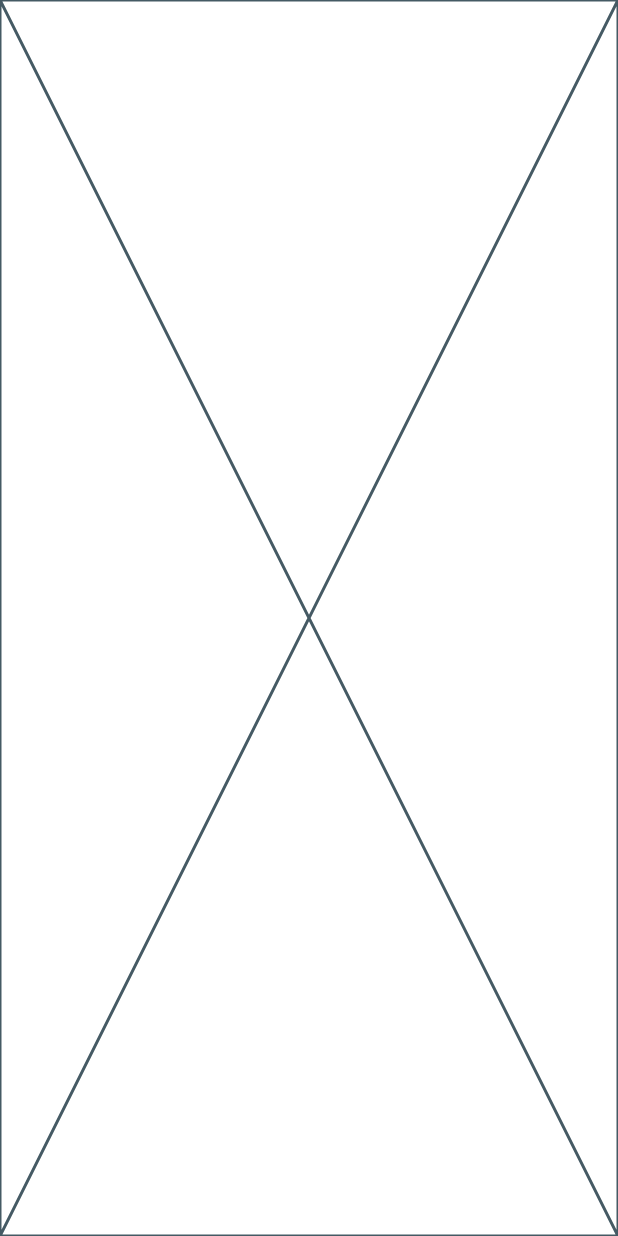
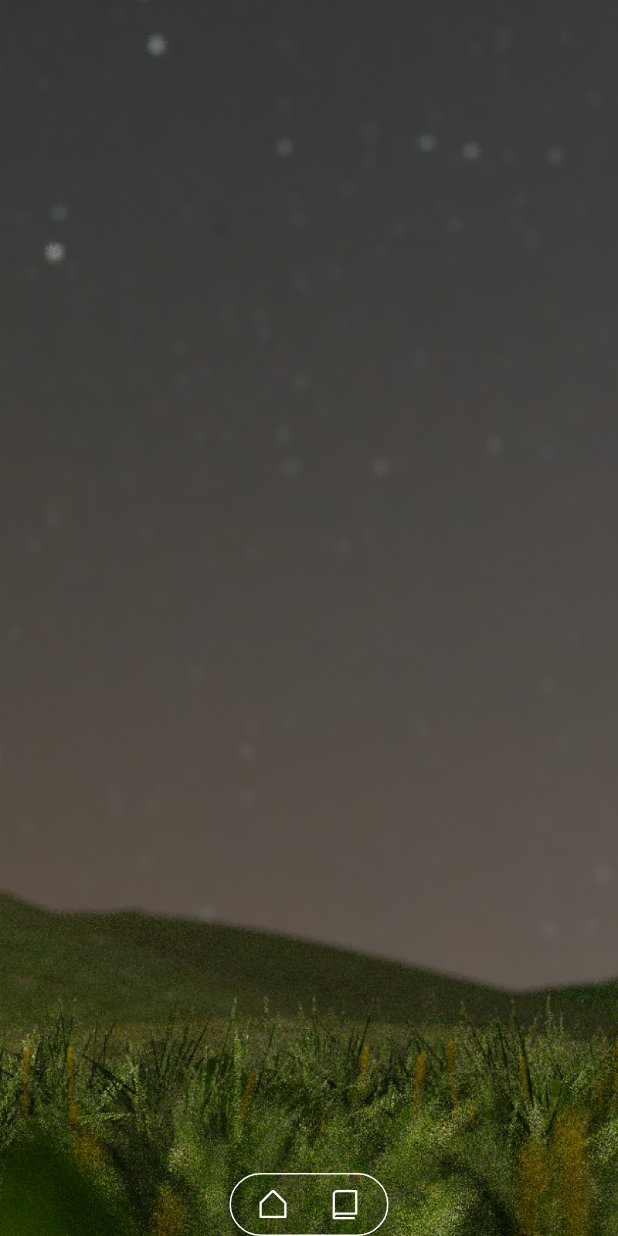
Before and after one commit to Nein-to-Sick/bandi_official, a Flutter app: the screen it shows after launch, on a phone screen of 412 x 824 dp. Run offline on Flutter 3.47's test engine with Material 3 defaults, Android fonts, the phone set to English and light mode, and no system bars; our stand-ins replace firebase_core, flutter_dotenv, phosphor_flutter; accounts and stored records are empty.

Commit message:
[Feat] navigationbar 생성

```diff
--- /dev/null
+++ b/lib/components/noreuse/navigationbar.dart
@@ -0,0 +1,28 @@
+import 'package:flutter/material.dart';
+import 'package:phosphor_flutter/phosphor_flutter.dart';
+
+Widget navigationBar() {
+  return Container(
+    decoration: BoxDecoration(
+        border: Border.all(width: 1, color: Colors.white),
+        borderRadius: BorderRadius.circular(30)
+    ),
+    child: Padding(
+      padding: const EdgeInsets.symmetric(vertical: 8, horizontal: 16),
+      child: Row(
+        mainAxisSize: MainAxisSize.min,
+        children: [
+          PhosphorIcon(
+            PhosphorIcons.houseSimple(),
+            color: Colors.white,
+          ),
+          const SizedBox(width: 24,),
+          PhosphorIcon(
+            PhosphorIcons.book(),
+            color: Colors.white,
+          )
+        ],
+      ),
+    ),
+  );
+}
--- a/lib/main.dart
+++ b/lib/main.dart
@@ -1,5 +1,6 @@
 import 'package:bandi_official/theme/custom_theme_data.dart';
 import 'package:bandi_official/theme/custom_theme_mode.dart';
+import 'package:bandi_official/view/homePage.dart';
 import 'package:firebase_core/firebase_core.dart';
 import 'package:flutter/services.dart';
 import 'package:flutter_dotenv/flutter_dotenv.dart';
@@ -14,7 +15,7 @@ Future<void> main() async {
     DeviceOrientation.portraitDown,
   ]);
   await Firebase.initializeApp(options: DefaultFirebaseOptions.currentPlatform);
-  await dotenv.load(fileName: 'assets/config/.env');
+  // await dotenv.load(fileName: 'assets/config/.env');
 
   runApp(const MainApp());
 }
@@ -32,7 +33,7 @@ class MainApp extends StatelessWidget {
           darkTheme: CustomThemeData.dark,
           theme: CustomThemeData.light,
           themeMode: CustomThemeMode.themeMode.value,
-          home: const Placeholder(),
+          home: const HomePage(),
         );
       },
     );
--- /dev/null
+++ b/lib/view/homePage.dart
@@ -0,0 +1,30 @@
+import 'package:flutter/material.dart';
+import '../components/noreuse/navigationbar.dart';
+
+class HomePage extends StatelessWidget {
+  const HomePage({super.key});
+
+  @override
+  Widget build(BuildContext context) {
+    return Container(
+      decoration: const BoxDecoration(
+        image: DecorationImage(
+          fit: BoxFit.cover,
+          image: AssetImage('assets/images/backgrounds/background.png'), // 배경 이미지
+        ),
+      ),
+      child: SafeArea(
+        child: Scaffold(
+          backgroundColor: Colors.transparent,
+          body: Column(
+            mainAxisAlignment: MainAxisAlignment.spaceBetween,
+            children: [
+              Container(),
+              navigationBar()
+            ],
+          )
+        ),
+      ),
+    );
+  }
+}
--- a/pubspec.yaml
+++ b/pubspec.yaml
@@ -24,6 +24,8 @@ dependencies:
   cloud_firestore: ^5.0.2
   flutter_dotenv: ^5.1.0
   # CONVENIENCE
+  phosphor_flutter: ^2.1.0
+
 
 
 dev_dependencies:
@@ -36,6 +38,7 @@ flutter:
 
   assets:
    - assets/images/
+   - assets/images/backgrounds/
    - assets/fonts/
    - assets/config/
 
```
Also changed, not shown: assets/images/backgrounds/background.png (added), assets/images/backgrounds/background1.png (added), assets/images/backgrounds/background2.png (added), pubspec.lock, 11 other files.
